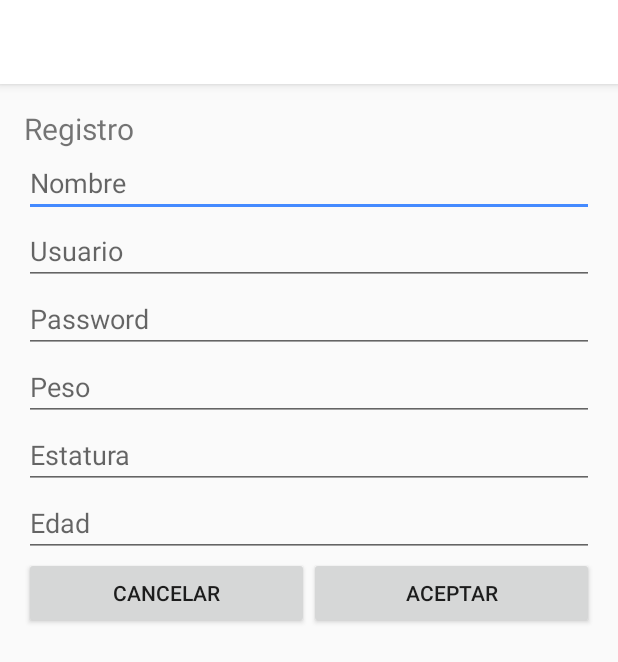
After one commit to dorlandimort/Walk, an Android app: the RegistroActivity screen opened directly, with no data from a screen before it, on a phone screen of 412 x 824 dp. The commit adds this screen. Shown: the top 662 px of the screen. Run offline under Robolectric (Android 15) with nearby library versions, the phone set to English and light mode, and no system bars.

Commit message:
nuevos cambios

```diff
--- a/app/src/main/AndroidManifest.xml
+++ b/app/src/main/AndroidManifest.xml
@@ -28,13 +28,14 @@
                 <category android:name="android.intent.category.LAUNCHER" />
             </intent-filter>
         </activity>
-        <activity android:name=".activities.DetalleActivity"></activity>
+        <activity android:name=".activities.DetalleActivity" />
 
         <meta-data
             android:name="com.google.android.gms.version"
             android:value="@integer/google_play_services_version" />
 
-        <activity android:name=".activities.InicioActivity"></activity>
+        <activity android:name=".activities.InicioActivity" />
+        <activity android:name=".activities.RegistroActivity"></activity>
     </application>
 
 </manifest>
--- /dev/null
+++ b/app/src/main/java/mx/edu/ulsaoaxaca/walk/activities/RegistroActivity.java
@@ -0,0 +1,15 @@
+package mx.edu.ulsaoaxaca.walk.activities;
+
+import android.support.v7.app.AppCompatActivity;
+import android.os.Bundle;
+
+import mx.edu.ulsaoaxaca.walk.R;
+
+public class RegistroActivity extends AppCompatActivity {
+
+    @Override
+    protected void onCreate(Bundle savedInstanceState) {
+        super.onCreate(savedInstanceState);
+        setContentView(R.layout.activity_registro);
+    }
+}
--- /dev/null
+++ b/app/src/main/res/layout/activity_registro.xml
@@ -0,0 +1,88 @@
+<?xml version="1.0" encoding="utf-8"?>
+<LinearLayout xmlns:android="http://schemas.android.com/apk/res/android"
+    xmlns:tools="http://schemas.android.com/tools"
+    android:layout_width="match_parent"
+    android:layout_height="match_parent"
+    android:paddingBottom="@dimen/activity_vertical_margin"
+    android:paddingLeft="@dimen/activity_horizontal_margin"
+    android:paddingRight="@dimen/activity_horizontal_margin"
+    android:paddingTop="@dimen/activity_vertical_margin"
+    tools:context="mx.edu.ulsaoaxaca.walk.activities.RegistroActivity"
+    android:orientation="vertical">
+
+    <TextView
+        android:layout_width="wrap_content"
+        android:layout_height="wrap_content"
+        android:text="@string/registro"
+        android:textSize="20dp"/>
+
+
+
+    <LinearLayout
+        android:layout_width="match_parent"
+        android:layout_height="wrap_content"
+        android:orientation="vertical"
+        >
+
+    <EditText
+        android:layout_width="match_parent"
+        android:layout_height="wrap_content"
+        android:hint="@string/nombre"
+        android:layout_weight="1"
+        />
+    <EditText
+        android:layout_width="match_parent"
+        android:layout_height="wrap_content"
+        android:hint="@string/usuario"
+        android:layout_weight="1"
+        />
+    <EditText
+        android:layout_width="match_parent"
+        android:layout_height="wrap_content"
+        android:hint="@string/pass"
+        android:layout_weight="1"
+        />
+    <EditText
+        android:layout_width="match_parent"
+        android:layout_height="wrap_content"
+        android:hint="@string/peso"
+        android:layout_weight="1"
+        />
+    <EditText
+        android:layout_width="match_parent"
+        android:layout_height="wrap_content"
+        android:hint="@string/estatura"
+        android:layout_weight="1"
+        />
+    <EditText
+        android:layout_width="match_parent"
+        android:layout_height="wrap_content"
+        android:hint="@string/edad"
+        android:layout_weight="1"
+        />
+    </LinearLayout>
+
+    <LinearLayout
+        android:orientation="horizontal"
+        android:layout_width="match_parent"
+        android:layout_height="91dp"
+        android:layout_gravity="bottom"
+        android:gravity="end">
+
+        <Button
+            android:layout_width="match_parent"
+            android:layout_height="wrap_content"
+            android:text="@string/cancelar"
+            android:layout_weight="4"
+
+            />
+
+        <Button
+            android:layout_width="match_parent"
+            android:layout_height="wrap_content"
+            android:text="@string/aceptar"
+            android:layout_weight="4"
+            />
+    </LinearLayout>
+
+</LinearLayout>
--- a/app/src/main/res/values/strings.xml
+++ b/app/src/main/res/values/strings.xml
@@ -21,5 +21,14 @@
     <string name="desayuno">Desayuno</string>
     <string name="comida">Comida</string>
     <string name="cena">Cena</string>
+    <string name="nombre">Nombre</string>
+    <string name="usuario">Usuario</string>
+    <string name="pass">Password</string>
+    <string name="peso">Peso</string>
+    <string name="estatura">Estatura</string>
+    <string name="edad">Edad</string>
+    <string name="cancelar">Cancelar</string>
+    <string name="aceptar">Aceptar</string>
+    <string name="registro">Registro</string>
 
 </resources>
```
